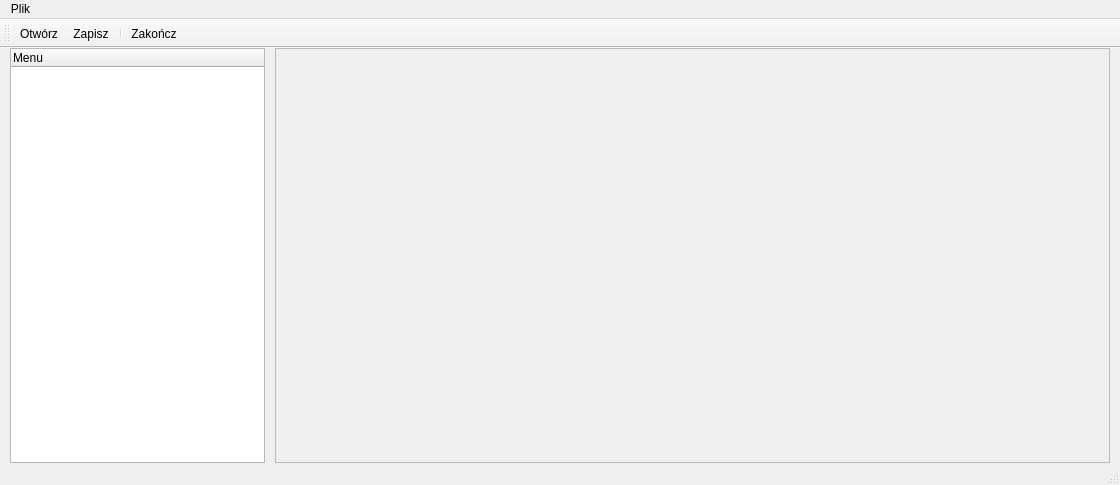
First picture: the form in mainwindow.ui, repository kaczmar55/koneor_v2, before the edit.
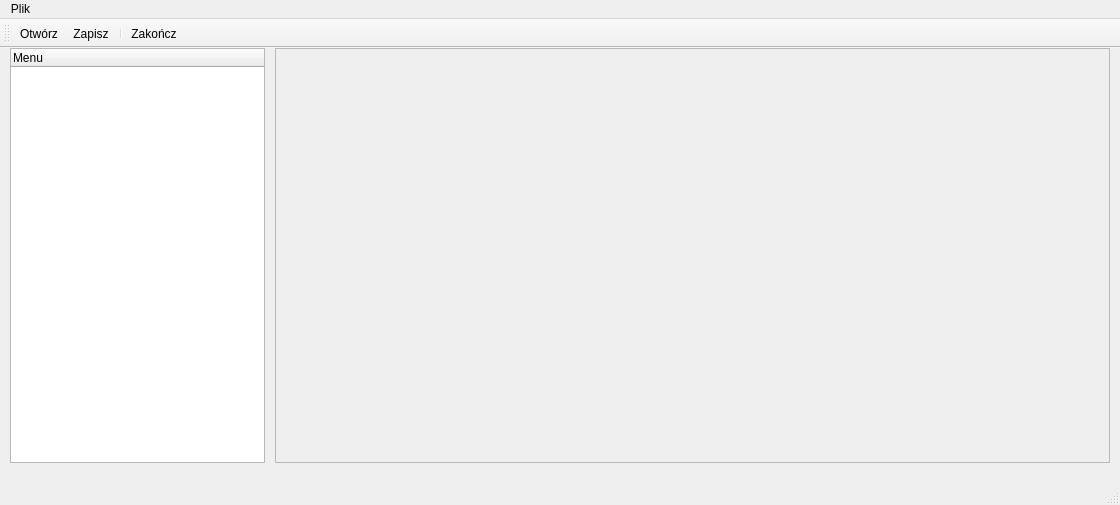
Second picture: the form after the edit.

What changed in the file:
```diff
--- a/mainwindow.ui
+++ b/mainwindow.ui
@@ -7,7 +7,7 @@
     <x>0</x>
     <y>0</y>
     <width>1120</width>
-    <height>485</height>
+    <height>505</height>
    </rect>
   </property>
   <property name="sizePolicy">
```
